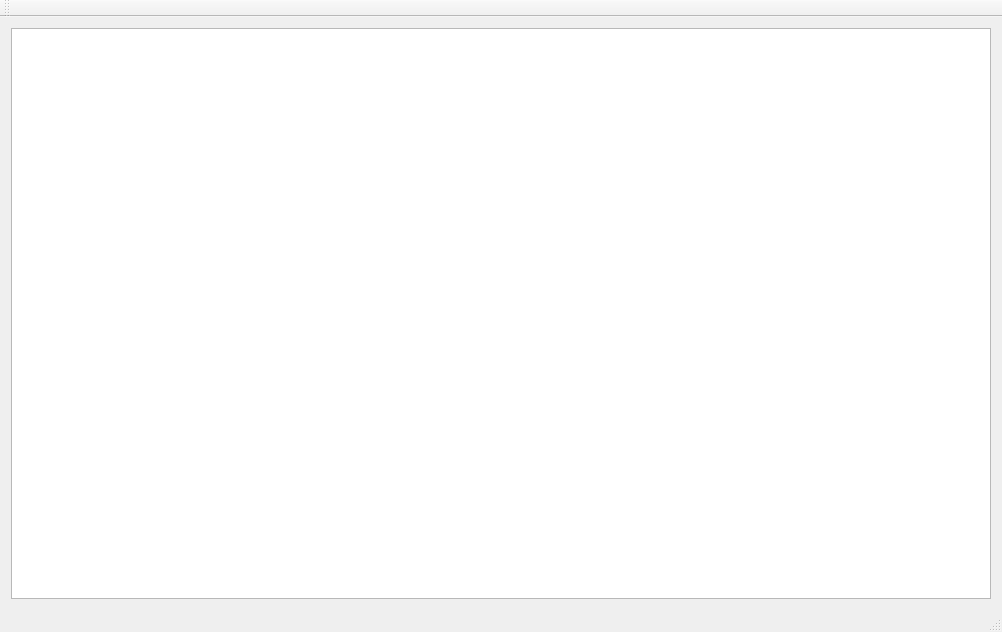
First picture: the form in cmainwindow.ui, repository birkeh/qtSeries, before the edit.
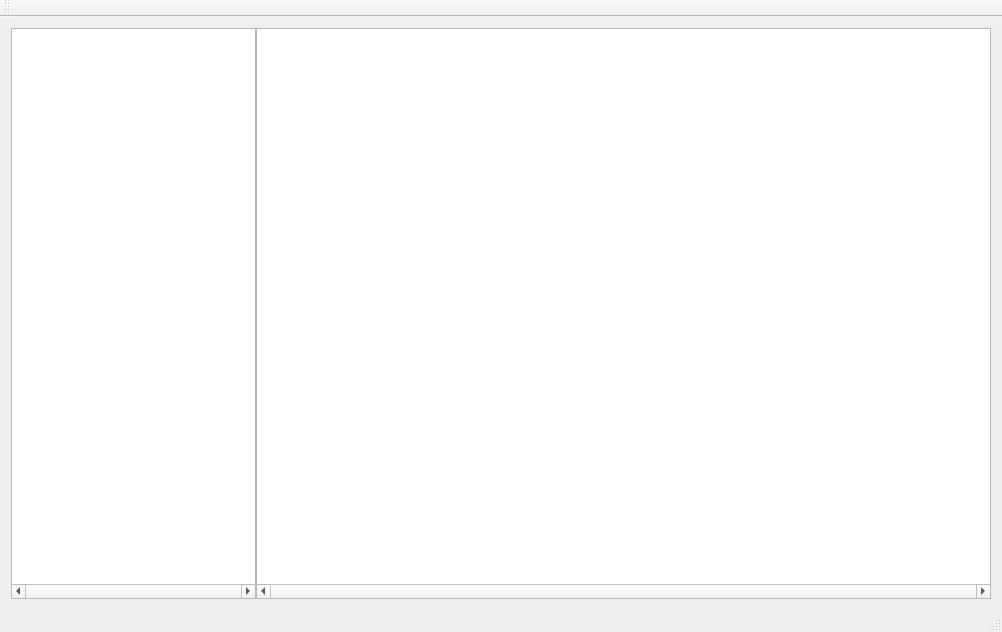
Second picture: the form after the edit.

Commit message: Split view of main list

```diff
--- a/cmainwindow.ui
+++ b/cmainwindow.ui
@@ -16,10 +16,32 @@
   <widget class="QWidget" name="centralWidget">
    <layout class="QGridLayout" name="gridLayout">
     <item row="0" column="0">
-     <widget class="QTreeView" name="m_lpSeriesList">
+     <widget class="QSplitter" name="m_lpSplitter">
+      <property name="orientation">
+       <enum>Qt::Horizontal</enum>
+      </property>
+      <property name="handleWidth">
+       <number>0</number>
+      </property>
+      <widget class="QTreeView" name="m_lpSeriesList1">
+       <property name="sizePolicy">
+        <sizepolicy hsizetype="Expanding" vsizetype="Expanding">
+         <horstretch>1</horstretch>
+         <verstretch>0</verstretch>
+        </sizepolicy>
+       </property>
       <property name="contextMenuPolicy">
        <enum>Qt::CustomContextMenu</enum>
       </property>
+       <property name="layoutDirection">
+        <enum>Qt::LeftToRight</enum>
+       </property>
+       <property name="verticalScrollBarPolicy">
+        <enum>Qt::ScrollBarAlwaysOff</enum>
+       </property>
+       <property name="horizontalScrollBarPolicy">
+        <enum>Qt::ScrollBarAlwaysOn</enum>
+       </property>
       <property name="editTriggers">
        <set>QAbstractItemView::NoEditTriggers</set>
       </property>
@@ -32,6 +54,42 @@
       <property name="rootIsDecorated">
        <bool>false</bool>
       </property>
+       <property name="allColumnsShowFocus">
+        <bool>true</bool>
+       </property>
+       <attribute name="headerMinimumSectionSize">
+        <number>10</number>
+       </attribute>
+       <attribute name="headerStretchLastSection">
+        <bool>true</bool>
+       </attribute>
+      </widget>
+      <widget class="QTreeView" name="m_lpSeriesList2">
+       <property name="sizePolicy">
+        <sizepolicy hsizetype="Expanding" vsizetype="Expanding">
+         <horstretch>3</horstretch>
+         <verstretch>0</verstretch>
+        </sizepolicy>
+       </property>
+       <property name="contextMenuPolicy">
+        <enum>Qt::CustomContextMenu</enum>
+       </property>
+       <property name="horizontalScrollBarPolicy">
+        <enum>Qt::ScrollBarAlwaysOn</enum>
+       </property>
+       <property name="editTriggers">
+        <set>QAbstractItemView::NoEditTriggers</set>
+       </property>
+       <property name="alternatingRowColors">
+        <bool>true</bool>
+       </property>
+       <property name="selectionMode">
+        <enum>QAbstractItemView::ExtendedSelection</enum>
+       </property>
+       <property name="allColumnsShowFocus">
+        <bool>true</bool>
+       </property>
+      </widget>
      </widget>
     </item>
    </layout>
```
Lines whose indentation alone changed are shown as unchanged. The commit also changes 3 other files.
